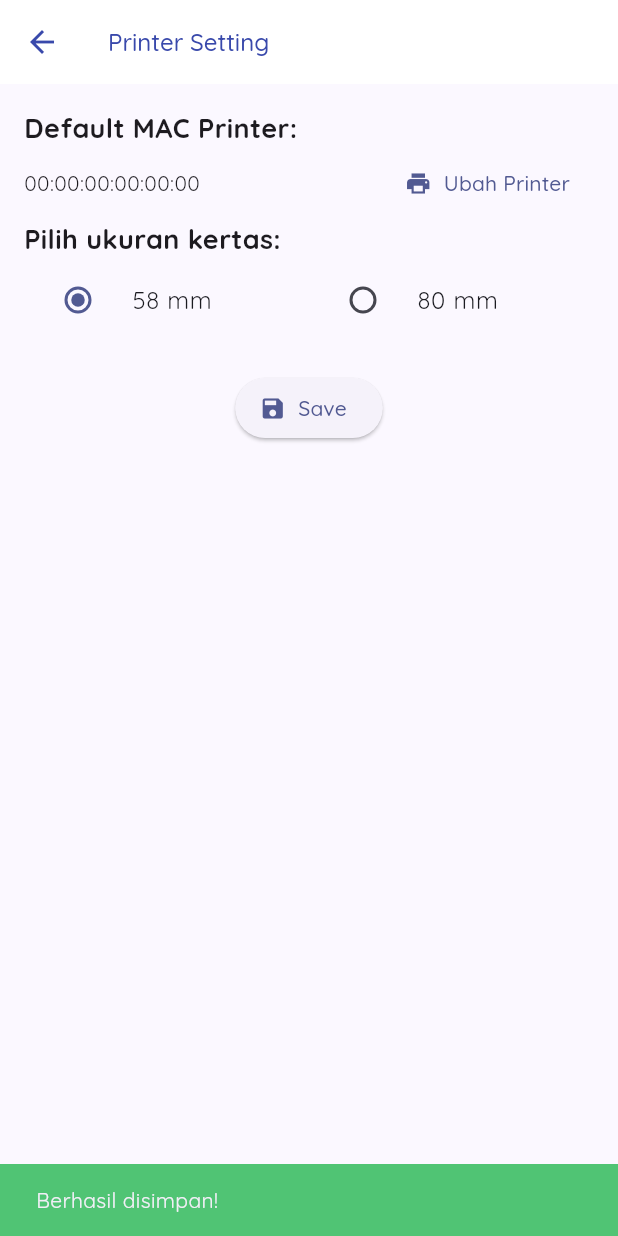
After one commit to alfiansetia/flutter_outlet, a Flutter app: the PrinterSettingPage screen opened directly, after a tap on "Save", on a phone screen of 412 x 824 dp. The commit adds this screen. Run offline on Flutter 3.47's test engine with Material 3 defaults, Android fonts, the phone set to English and light mode, and no system bars; our stand-ins replace badges, bloc, cached_network_image, equatable, flutter_bloc, flutter_svg and 3 more; missing offline and left inert: esc_pos_utils_plus, print_bluetooth_thermal; accounts and stored records are empty.

Commit message:
create setting

```diff
--- a/lib/features/printer/blocs/printer/printer_bloc.dart
+++ b/lib/features/printer/blocs/printer/printer_bloc.dart
@@ -1,5 +1,7 @@
 import 'package:bloc/bloc.dart';
 import 'package:equatable/equatable.dart';
+import 'package:flutter_outlet/features/setting/models/setting.dart';
+import 'package:flutter_outlet/features/setting/repository/setting_repository.dart';
 import 'package:flutter_outlet/models/custom_error.dart';
 
 import 'package:flutter_outlet/features/printer/models/printer.dart';
@@ -10,32 +12,26 @@ part 'printer_state.dart';
 
 class PrinterBloc extends Bloc<PrinterEvent, PrinterState> {
   List<Printer> data = [
-    Printer(name: 'name1', mac: '00-B0-D0-63-C2-26', isDefault: false),
-    Printer(name: 'name', mac: '00-B0-D0-63-C2-27', isDefault: false)
+    Printer(name: 'name1', mac: '00-B0-D0-63-C2-26'),
+    Printer(name: 'name', mac: '00-B0-D0-63-C2-27')
   ];
 
   PrinterBloc() : super(PrinterState.initial()) {
     on<FetchAllPrinterEvent>(_getAll);
     on<PrintTestPrinterEvent>(_testPrint);
-    on<SetDefaultPrinterEvent>(_setDefault);
   }
-  Future<String> _getDefaultMac() async {
-    try {
-      String mac = await PrinterServices().getDefaultMac();
-      return mac;
-    } catch (e) {
-      return '';
-    }
+
+  Future<Setting> _getSetting() async {
+    return await SettingRepository().getData();
   }
 
   Future<void> _getAll(
       FetchAllPrinterEvent event, Emitter<PrinterState> emit) async {
-    String mac = await _getDefaultMac();
-    // print(mac);
+    final setting = await _getSetting();
     emit(state.copyWith(
       status: PrinterStatus.loading,
       data: data,
-      defaultMac: mac,
+      defaultMac: setting.defaultMac,
     ));
 
     try {
@@ -83,30 +79,4 @@ class PrinterBloc extends Bloc<PrinterEvent, PrinterState> {
       );
     }
   }
-
-  Future<void> _setDefault(
-      SetDefaultPrinterEvent event, Emitter<PrinterState> emit) async {
-    emit(state.copyWith(status: PrinterStatus.loading, data: data));
-
-    try {
-      // final bool model =
-      await PrinterServices().setDefault(printer: event.printer);
-      emit(
-        state.copyWith(
-          status: PrinterStatus.success,
-          message: 'Success Set Printer Default!',
-          defaultMac: event.printer.mac,
-        ),
-      );
-    } on CustomError catch (e) {
-      emit(state.copyWith(status: PrinterStatus.error, message: e.toString()));
-    } catch (e) {
-      emit(
-        state.copyWith(
-          status: PrinterStatus.error,
-          message: e.toString(),
-        ),
-      );
-    }
-  }
 }
--- a/lib/features/printer/blocs/printer/printer_event.dart
+++ b/lib/features/printer/blocs/printer/printer_event.dart
@@ -22,12 +22,3 @@ class PrintTestPrinterEvent extends PrinterEvent {
   @override
   List<Object> get props => [printer];
 }
-
-class SetDefaultPrinterEvent extends PrinterEvent {
-  const SetDefaultPrinterEvent({required this.printer});
-
-  final Printer printer;
-
-  @override
-  List<Object> get props => [printer];
-}
--- a/lib/features/printer/blocs/printer/printer_state.dart
+++ b/lib/features/printer/blocs/printer/printer_state.dart
@@ -20,7 +20,7 @@ class PrinterState extends Equatable {
         data: [],
         status: PrinterStatus.initial,
         message: '',
-        defaultMac: '',
+        defaultMac: '00:00:00:00:00:00',
       );
 
   final List<Printer> data;
--- a/lib/features/printer/models/printer.dart
+++ b/lib/features/printer/models/printer.dart
@@ -3,23 +3,20 @@ import 'dart:convert';
 class Printer {
   final String name;
   final String mac;
-final bool isDefault;
 
   Printer({
     required this.name,
     required this.mac,
-    required this.isDefault,
   });
 
   @override
-  String toString() => 'Printer(name: $name, mac: $mac, isDefault: $isDefault)';
+  String toString() => 'Printer(name: $name, mac: $mac)';
 
   Map<String, dynamic> toMap() {
     final result = <String, dynamic>{};
 
     result.addAll({'name': name});
     result.addAll({'mac': mac});
-    result.addAll({'isDefault': isDefault});
 
     return result;
   }
@@ -28,7 +25,6 @@ final bool isDefault;
     return Printer(
       name: map['name'] ?? '',
       mac: map['mac'] ?? '',
-      isDefault: map['isDefault'] ?? false,
     );
   }
 
@@ -45,7 +41,6 @@ final bool isDefault;
     return Printer(
       name: name ?? this.name,
       mac: mac ?? this.mac,
-      isDefault: isDefault ?? this.isDefault,
     );
   }
 }
--- a/lib/features/printer/services/printer_services.dart
+++ b/lib/features/printer/services/printer_services.dart
@@ -6,29 +6,16 @@ import 'package:flutter_outlet/core/extensions/int_ext.dart';
 import 'package:flutter_outlet/features/auth/repository/auth_repository.dart';
 import 'package:flutter_outlet/features/branch/models/branch.dart';
 import 'package:flutter_outlet/features/order/models/order.dart';
+import 'package:flutter_outlet/features/setting/models/setting.dart';
+import 'package:flutter_outlet/features/setting/repository/setting_repository.dart';
 import 'package:image/image.dart' as img;
 import 'package:flutter_outlet/models/custom_error.dart';
 import 'package:flutter_outlet/features/printer/models/printer.dart';
 import 'package:intl/intl.dart';
 import 'package:print_bluetooth_thermal/print_bluetooth_thermal.dart';
-import 'package:shared_preferences/shared_preferences.dart';
 
 class PrinterServices {
-  Future<String> getDefaultMac() async {
-    final SharedPreferences pref = await SharedPreferences.getInstance();
-    String mac = pref.getString('default_printer_mac') ?? '';
-    return mac;
-  }
-
-  Future<bool> setDefault({required Printer printer}) async {
-    final SharedPreferences pref = await SharedPreferences.getInstance();
-    final result = await pref.setString('default_printer_mac', printer.mac);
-    return result;
-  }
-
   Future<List<Printer>> getAll() async {
-    // final bool status =
-    String mac = await getDefaultMac();
     await _checkStatus();
     List<Printer> data = [];
     final List<BluetoothInfo> listResult =
@@ -38,7 +25,6 @@ class PrinterServices {
         Printer(
           name: bluetooth.name,
           mac: bluetooth.macAdress,
-          isDefault: bluetooth.macAdress == mac,
         ),
       );
     });
@@ -51,15 +37,16 @@ class PrinterServices {
   }
 
   Future<bool> printOrder({required Order order}) async {
+    final Setting setting = await SettingRepository().getData();
     await _checkStatus();
-    String mac = await getDefaultMac();
-    if (mac.isEmpty) {
+    if (setting.defaultMac.isEmpty) {
       throw const CustomError(message: 'Default Device Not set!');
     }
     if (await PrintBluetoothThermal.connectionStatus) {
       await PrintBluetoothThermal.disconnect;
     }
-    bool connect = await PrintBluetoothThermal.connect(macPrinterAddress: mac);
+    bool connect = await PrintBluetoothThermal.connect(
+        macPrinterAddress: setting.defaultMac);
     if (!connect) {
       throw const CustomError(message: 'Failed to Connect!');
     }
@@ -68,7 +55,8 @@ class PrinterServices {
       throw const CustomError(message: 'Device Not Connect!');
     }
     final branch = await AuthRepository().getBranch();
-    List<int> ticket = await _getBytesOrder(order: order, branch: branch);
+    List<int> ticket =
+        await _getBytesOrder(order: order, branch: branch, setting: setting);
     bool result = await PrintBluetoothThermal.writeBytes(ticket);
     if (!result) {
       throw const CustomError(message: 'Error Printing!');
@@ -203,16 +191,22 @@ class PrinterServices {
   Future<List<int>> _getBytesOrder({
     required Order order,
     required Branch branch,
+    required Setting setting,
   }) async {
     List<int> bytes = [];
     String dateString = order.date;
     DateTime dateTime = DateTime.parse(dateString);
 
+    PaperSize papersize = PaperSize.mm58;
+    if (setting.paper == PaperSetting.mm80) {
+      papersize = PaperSize.mm80;
+    }
+
     String date = DateFormat("dd-MMM-yyyy").format(dateTime);
     String time = DateFormat("HH:mm:ss").format(dateTime);
 
     final profile = await CapabilityProfile.load();
-    final generator = Generator(PaperSize.mm58, profile);
+    final generator = Generator(papersize, profile);
 
     bytes += generator.reset();
 
--- a/lib/features/printer/widgets/menu_printer_content.dart
+++ b/lib/features/printer/widgets/menu_printer_content.dart
@@ -3,6 +3,7 @@ import 'package:flutter_bloc/flutter_bloc.dart';
 import 'package:flutter_outlet/core/constants/colors.dart';
 import 'package:flutter_outlet/features/printer/blocs/printer/printer_bloc.dart';
 import 'package:flutter_outlet/features/printer/models/printer.dart';
+import 'package:flutter_outlet/features/setting/blocs/setting/setting_bloc.dart';
 
 class MenuPrinterContent extends StatelessWidget {
   final Printer data;
@@ -13,7 +14,8 @@ class MenuPrinterContent extends StatelessWidget {
 
   @override
   Widget build(BuildContext context) {
-    bool defaultMac = context.watch<PrinterBloc>().state.defaultMac == data.mac;
+    final setting = context.watch<SettingBloc>().state.setting;
+    bool defaultMac = setting.defaultMac == data.mac;
     return Container(
       margin: const EdgeInsets.symmetric(horizontal: 16.0),
       decoration: BoxDecoration(
@@ -42,8 +44,9 @@ class MenuPrinterContent extends StatelessWidget {
                     PrintTestPrinterEvent(printer: data),
                   );
             } else if (value == 1) {
-              context.read<PrinterBloc>().add(
-                    SetDefaultPrinterEvent(printer: data),
+              context.read<SettingBloc>().add(
+                    SaveSettingEvent(
+                        setting: setting.copyWith(defaultMac: data.mac)),
                   );
             }
           },
--- /dev/null
+++ b/lib/features/setting/blocs/setting/setting_bloc.dart
@@ -0,0 +1,63 @@
+import 'package:bloc/bloc.dart';
+import 'package:equatable/equatable.dart';
+import 'package:flutter_outlet/features/setting/models/setting.dart';
+import 'package:flutter_outlet/features/setting/repository/setting_repository.dart';
+import 'package:flutter_outlet/models/custom_error.dart';
+
+part 'setting_event.dart';
+part 'setting_state.dart';
+
+class SettingBloc extends Bloc<SettingEvent, SettingState> {
+  SettingBloc() : super(SettingState.initial()) {
+    on<FetchSettingEvent>(_getData);
+    on<SaveSettingEvent>(_save);
+  }
+
+  Future<void> _getData(
+      FetchSettingEvent event, Emitter<SettingState> emit) async {
+    emit(state.copyWith(status: SettingStatus.loading));
+
+    try {
+      final Setting model = await SettingRepository().getData();
+      emit(
+        state.copyWith(
+          status: SettingStatus.success,
+          setting: model,
+        ),
+      );
+    } on CustomError catch (e) {
+      emit(state.copyWith(status: SettingStatus.error, message: e.toString()));
+    } catch (e) {
+      emit(
+        state.copyWith(
+          status: SettingStatus.error,
+          message: e.toString(),
+        ),
+      );
+    }
+  }
+
+  Future<void> _save(SaveSettingEvent event, Emitter<SettingState> emit) async {
+    emit(state.copyWith(status: SettingStatus.loading));
+
+    try {
+      await SettingRepository().saveData(event.setting);
+      emit(
+        state.copyWith(
+          status: SettingStatus.success,
+          setting: event.setting,
+          message: 'Berhasil disimpan!',
+        ),
+      );
+    } on CustomError catch (e) {
+      emit(state.copyWith(status: SettingStatus.error, message: e.toString()));
+    } catch (e) {
+      emit(
+        state.copyWith(
+          status: SettingStatus.error,
+          message: e.toString(),
+        ),
+      );
+    }
+  }
+}
--- /dev/null
+++ b/lib/features/setting/blocs/setting/setting_event.dart
@@ -0,0 +1,23 @@
+part of 'setting_bloc.dart';
+
+abstract class SettingEvent extends Equatable {
+  const SettingEvent();
+
+  @override
+  List<Object> get props => [];
+}
+
+class FetchSettingEvent extends SettingEvent {
+  const FetchSettingEvent();
+
+  @override
+  List<Object> get props => [];
+}
+
+class SaveSettingEvent extends SettingEvent {
+  const SaveSettingEvent({required this.setting});
+  final Setting setting;
+
+  @override
+  List<Object> get props => [];
+}
--- /dev/null
+++ b/lib/features/setting/blocs/setting/setting_state.dart
@@ -0,0 +1,42 @@
+part of 'setting_bloc.dart';
+
+enum SettingStatus {
+  initial,
+  loading,
+  loaded,
+  error,
+  success,
+}
+
+class SettingState extends Equatable {
+  const SettingState({
+    required this.setting,
+    required this.message,
+    required this.status,
+  });
+
+  factory SettingState.initial() => SettingState(
+        setting: Setting.initial(),
+        status: SettingStatus.initial,
+        message: '',
+      );
+
+  final Setting setting;
+  final String message;
+  final SettingStatus status;
+
+  @override
+  List<Object?> get props => [setting, message, status];
+
+  SettingState copyWith({
+    Setting? setting,
+    String? message,
+    SettingStatus? status,
+  }) {
+    return SettingState(
+      setting: setting ?? this.setting,
+      message: message ?? this.message,
+      status: status ?? this.status,
+    );
+  }
+}
--- /dev/null
+++ b/lib/features/setting/models/setting.dart
@@ -0,0 +1,55 @@
+import 'dart:convert';
+
+enum PaperSetting {
+  mm58,
+  mm80,
+}
+
+class Setting {
+  Setting({
+    required this.paper,
+    required this.defaultMac,
+  });
+
+  factory Setting.fromJson(String source) =>
+      Setting.fromMap(json.decode(source));
+
+  factory Setting.fromMap(Map<String, dynamic> map) {
+    return Setting(
+      paper: PaperSetting.values.byName(map['paper']),
+      defaultMac: map['defaultMac'] ?? '',
+    );
+  }
+
+  factory Setting.initial() => Setting(
+        paper: PaperSetting.mm58,
+        defaultMac: "00:00:00:00:00:00",
+      );
+
+  final String defaultMac;
+  final PaperSetting paper;
+
+  @override
+  String toString() => 'Setting(paper: $paper, defaultMac: $defaultMac)';
+
+  Setting copyWith({
+    PaperSetting? paper,
+    String? defaultMac,
+  }) {
+    return Setting(
+      paper: paper ?? this.paper,
+      defaultMac: defaultMac ?? this.defaultMac,
+    );
+  }
+
+  Map<String, dynamic> toMap() {
+    final result = <String, dynamic>{};
+
+    result.addAll({'paper': paper.name});
+    result.addAll({'defaultMac': defaultMac});
+
+    return result;
+  }
+
+  String toJson() => json.encode(toMap());
+}
--- /dev/null
+++ b/lib/features/setting/pages/printer_setting_page.dart
@@ -0,0 +1,126 @@
+import 'package:flutter/material.dart';
+import 'package:flutter_bloc/flutter_bloc.dart';
+import 'package:flutter_outlet/core/components/alert.dart';
+import 'package:flutter_outlet/core/extensions/build_context_ext.dart';
+import 'package:flutter_outlet/features/printer/pages/manage_printer_page.dart';
+import 'package:flutter_outlet/features/setting/blocs/setting/setting_bloc.dart';
+import 'package:flutter_outlet/features/setting/models/setting.dart';
+
+class PrinterSettingPage extends StatelessWidget {
+  PrinterSettingPage({super.key});
+
+  final ValueNotifier<int> valuenotif = ValueNotifier<int>(0);
+  final List<String> labelList = ['58 mm', '80 mm'];
+  final List<PaperSetting> paperList = [PaperSetting.mm58, PaperSetting.mm80];
+
+  @override
+  Widget build(BuildContext context) {
+    return Scaffold(
+      appBar: AppBar(
+        title: const Text('Printer Setting'),
+      ),
+      body: BlocConsumer<SettingBloc, SettingState>(
+        listener: (context, state) {
+          if (state.status == SettingStatus.error ||
+              state.status == SettingStatus.success) {
+            Alert(
+              status: state.status == SettingStatus.success
+                  ? AlertStatus.success
+                  : AlertStatus.error,
+              message: state.message,
+              context: context,
+            ).show();
+          }
+        },
+        builder: (context, state) {
+          if (state.status == SettingStatus.loading) {
+            return const Center(child: CircularProgressIndicator());
+          }
+          if (state.setting.paper == PaperSetting.mm58) {
+            valuenotif.value = 0;
+          } else {
+            valuenotif.value = 1;
+          }
+          return Padding(
+            padding: const EdgeInsets.all(16.0),
+            child: SingleChildScrollView(
+              child: Column(
+                crossAxisAlignment: CrossAxisAlignment.start,
+                children: [
+                  const Text(
+                    'Default MAC Printer:',
+                    style: TextStyle(fontSize: 18, fontWeight: FontWeight.bold),
+                  ),
+                  Row(
+                    mainAxisAlignment: MainAxisAlignment.spaceBetween,
+                    children: [
+                      Text(state.setting.defaultMac),
+                      TextButton.icon(
+                        onPressed: () {
+                          context
+                              .read<SettingBloc>()
+                              .add(const FetchSettingEvent());
+                          context.push(const ManagePrinterPage());
+                        },
+                        icon: const Icon(Icons.print),
+                        label: const Text('Ubah Printer'),
+                      ),
+                    ],
+                  ),
+                  const Text(
+                    'Pilih ukuran kertas:',
+                    style: TextStyle(fontSize: 18, fontWeight: FontWeight.bold),
+                  ),
+                  ValueListenableBuilder<int>(
+                    valueListenable: valuenotif,
+                    builder: (context, value, child) {
+                      return Row(
+                        children: [
+                          Expanded(
+                            child: RadioListTile<String>(
+                              title: Text(labelList[0]),
+                              value: labelList[0],
+                              groupValue: labelList[value],
+                              onChanged: (selectedValue) {
+                                valuenotif.value = 0;
+                              },
+                            ),
+                          ),
+                          Expanded(
+                            child: RadioListTile<String>(
+                              title: Text(labelList[1]),
+                              value: labelList[1],
+                              groupValue: labelList[value],
+                              onChanged: (selectedValue) {
+                                valuenotif.value = 1;
+                              },
+                            ),
+                          ),
+                        ],
+                      );
+                    },
+                  ),
+                  const SizedBox(height: 20),
+                  Center(
+                    child: ElevatedButton.icon(
+                      icon: const Icon(Icons.save),
+                      label: const Text('Save'),
+                      onPressed: () {
+                        context.read<SettingBloc>().add(
+                              SaveSettingEvent(
+                                setting: state.setting.copyWith(
+                                    paper: paperList[valuenotif.value]),
+                              ),
+                            );
+                      },
+                    ),
+                  ),
+                ],
+              ),
+            ),
+          );
+        },
+      ),
+    );
+  }
+}
--- /dev/null
+++ b/lib/features/setting/repository/setting_repository.dart
@@ -0,0 +1,19 @@
+import 'package:flutter_outlet/features/setting/models/setting.dart';
+import 'package:flutter_outlet/features/setting/services/setting_service.dart';
+import 'package:flutter_outlet/models/custom_error.dart';
+
+class SettingRepository {
+  final _settingServices = SettingService();
+
+  Future<bool> saveData(Setting model) async {
+    return await _settingServices.saveData(model);
+  }
+
+  Future<Setting> getData() async {
+    try {
+      return await _settingServices.getData();
+    } catch (e) {
+      throw const CustomError(message: 'Error get Setting!');
+    }
+  }
+}
--- /dev/null
+++ b/lib/features/setting/services/setting_service.dart
@@ -0,0 +1,20 @@
+import 'package:flutter_outlet/features/setting/models/setting.dart';
+import 'package:shared_preferences/shared_preferences.dart';
+
+class SettingService {
+  Future<bool> saveData(Setting model) async {
+    final SharedPreferences pref = await SharedPreferences.getInstance();
+    return await pref.setString('setting', model.toJson());
+  }
+
+  Future<Setting> getData() async {
+    Setting newSetting = Setting.initial();
+    final SharedPreferences pref = await SharedPreferences.getInstance();
+    final stringSetting = pref.getString('setting') ?? '';
+    if (stringSetting.isEmpty) {
+      saveData(newSetting);
+      return newSetting;
+    }
+    return Setting.fromJson(stringSetting);
+  }
+}
--- a/lib/main.dart
+++ b/lib/main.dart
@@ -11,6 +11,7 @@ import 'package:flutter_outlet/features/order/blocs/order/order_bloc.dart';
 import 'package:flutter_outlet/features/auth/pages/login_page.dart';
 import 'package:flutter_outlet/features/printer/blocs/printer/printer_bloc.dart';
 import 'package:flutter_outlet/features/setting/blocs/profile/profile_bloc.dart';
+import 'package:flutter_outlet/features/setting/blocs/setting/setting_bloc.dart';
 import 'package:google_fonts/google_fonts.dart';
 
 import 'core/constants/colors.dart';
@@ -52,6 +53,9 @@ class MyApp extends StatelessWidget {
         BlocProvider(
           create: (context) => ProfileBloc(authRepository: auth),
         ),
+        BlocProvider(
+          create: (context) => SettingBloc(),
+        ),
       ],
       child: MaterialApp(
         title: 'Flutter Demo',
--- a/pubspec.yaml
+++ b/pubspec.yaml
@@ -44,6 +44,7 @@ dependencies:
   sqflite: ^2.3.0
   equatable: ^2.0.5
   image: ^4.2.0
+  flutter_form_builder: ^9.4.1
   flutter:
     sdk: flutter
 
```
Also changed, not shown: lib/features/setting/exceptions/setting_exception.dart (added, +12 -0 lines), lib/features/setting/pages/setting_branch_page.dart (deleted, +0 -65 lines), lib/features/setting/pages/setting_page.dart (+5 -3 lines), pubspec.lock.
